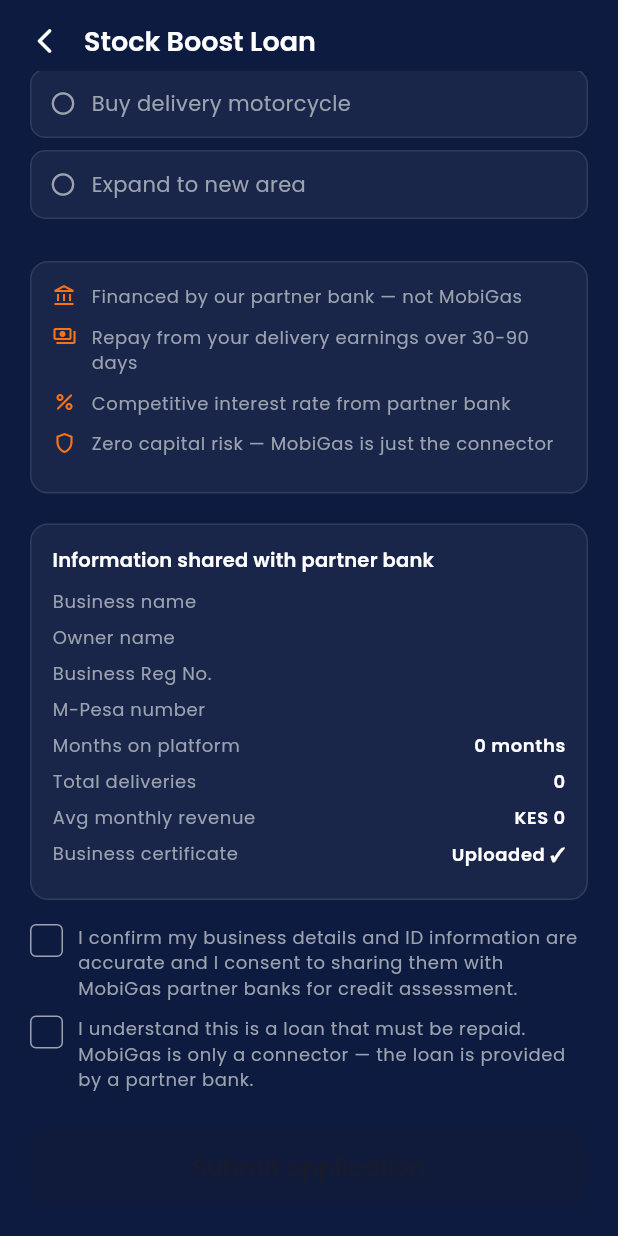
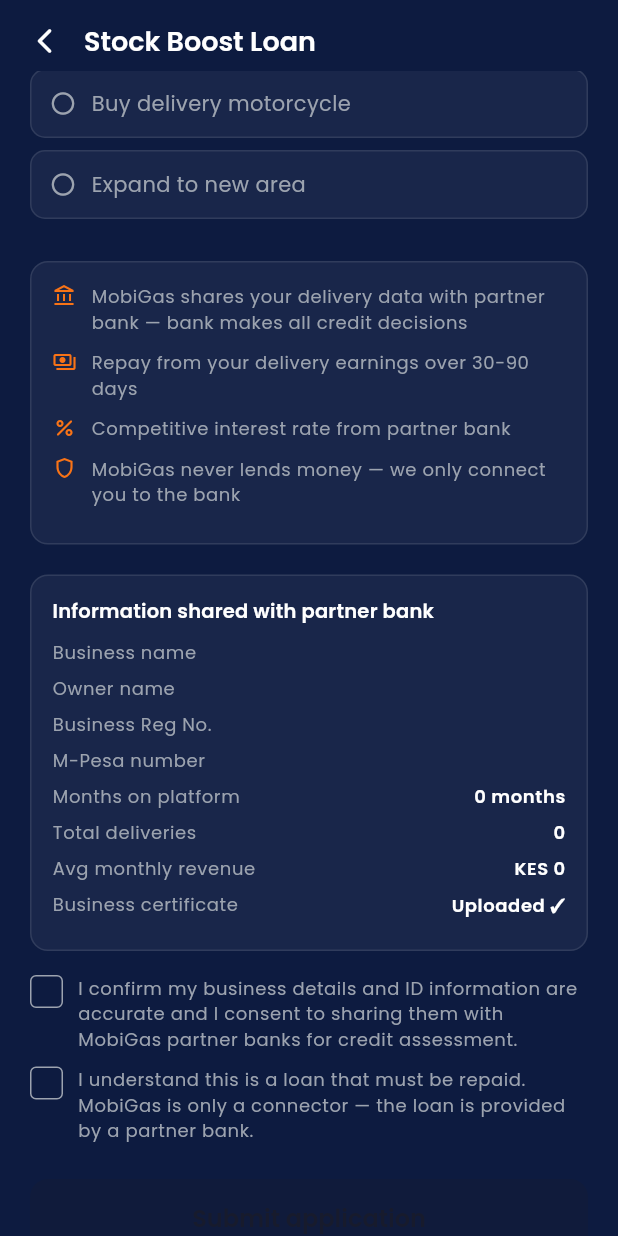
Before and after one commit to xadaka19/mobigas, a Flutter app: the StockLoanScreen screen opened directly with empty values, scrolled down 470 dp, on a phone screen of 412 x 824 dp. Run offline on Flutter 3.47's test engine with Material 3 defaults, Android fonts, the phone set to English and light mode, and no system bars; our stand-ins replace cloud_firestore, firebase_auth, firebase_core, firebase_messaging, firebase_storage, flutter_contacts and 12 more; accounts and stored records are empty.

Commit message:
Fix StockLoanStatus enum constants - bankApproved/bankRejected

```diff
--- a/lib/core/models/app_models.dart
+++ b/lib/core/models/app_models.dart
@@ -262,7 +262,15 @@
 }
 
 // ── STOCK BOOST LOAN ──────────────────────────────────────────────────────
-enum StockLoanStatus { pending, approved, disbursed, repaying, repaid, rejected }
+enum StockLoanStatus {
+  pending,          // Vendor submitted application
+  submittedToBank,  // MobiGas sent to bank API
+  bankApproved,     // Bank approved loan amount
+  bankRejected,     // Bank rejected
+  disbursed,        // Bank sent funds to vendor M-Pesa
+  repaying,         // Vendor repaying
+  repaid,           // Fully repaid
+}
 
 class StockLoanApplication {
   final String id;
--- a/lib/features/customer/screens/credit_application_screen.dart
+++ b/lib/features/customer/screens/credit_application_screen.dart
@@ -509,7 +509,7 @@
                 color: AppColors.success, size: 56),
           ),
           const SizedBox(height: 32),
-          Text('Application submitted!',
+          Text('Checking your credit...',
               style: Theme.of(context).textTheme.displayMedium?.copyWith(
                     color: AppColors.navy,
                     fontSize: 26,
@@ -517,7 +517,7 @@
               textAlign: TextAlign.center),
           const SizedBox(height: 12),
           Text(
-            'Our partner bank is reviewing your application. You will receive a notification once approved — usually within minutes.',
+            'Our partner bank is reviewing your application. You will receive a notification once approved — usually in seconds.',
             textAlign: TextAlign.center,
             style: Theme.of(context).textTheme.bodyLarge?.copyWith(
                   color: AppColors.gray600,
--- a/lib/features/customer/screens/delivery_confirmed_screen.dart
+++ b/lib/features/customer/screens/delivery_confirmed_screen.dart
@@ -335,7 +335,7 @@
                       ),
                       const SizedBox(height: 4),
                       Text(
-                        'Pay anytime via M-Pesa before due date.',
+                        'Pay anytime via M-Pesa within 30 days. No early payment penalty.',
                         textAlign: TextAlign.center,
                         style: Theme.of(context)
                             .textTheme
--- a/lib/features/customer/screens/order_screen.dart
+++ b/lib/features/customer/screens/order_screen.dart
@@ -322,7 +322,7 @@
             child: Column(
               crossAxisAlignment: CrossAxisAlignment.start,
               children: [
-                Text('Available credit',
+                Text('Your gas credit limit',
                     style: Theme.of(context).textTheme.bodySmall?.copyWith(
                           color: AppColors.gray400,
                         )),
--- a/lib/features/vendor/screens/stock_loan_screen.dart
+++ b/lib/features/vendor/screens/stock_loan_screen.dart
@@ -176,9 +176,9 @@
   Widget _buildStatusView() {
     final status = _existingStatus ?? StockLoanStatus.pending;
     final isPending = status == StockLoanStatus.pending;
-    final isApproved = status == StockLoanStatus.approved ||
+    final isApproved = status == StockLoanStatus.bankApproved ||
         status == StockLoanStatus.disbursed;
-    final isRejected = status == StockLoanStatus.rejected;
+    final isRejected = status == StockLoanStatus.bankRejected;
 
     return Column(
       children: [
@@ -225,7 +225,7 @@
         const SizedBox(height: 12),
         Text(
           _submitted || isPending
-              ? 'Our team and partner bank will review your application within 24-48 hours. You will be notified via push notification.'
+              ? 'Your application is being sent to our partner bank for instant review. The bank will assess your delivery track record and notify you within minutes.'
               : isApproved
                   ? 'Your loan has been approved. Funds will be disbursed to your M-Pesa shortly.'
                   : 'Unfortunately your application was not approved at this time. You can reapply after 30 days.',
@@ -564,13 +564,13 @@
       child: Column(
         children: [
           _infoRow(Icons.account_balance_outlined,
-              'Financed by our partner bank — not MobiGas'),
+              'MobiGas shares your delivery data with partner bank — bank makes all credit decisions'),
           _infoRow(Icons.payments_outlined,
               'Repay from your delivery earnings over 30-90 days'),
           _infoRow(Icons.percent_rounded,
               'Competitive interest rate from partner bank'),
           _infoRow(Icons.shield_outlined,
-              'Zero capital risk — MobiGas is just the connector'),
+              'MobiGas never lends money — we only connect you to the bank'),
         ],
       ),
     );
--- a/lib/features/vendor/screens/vendor_home_screen.dart
+++ b/lib/features/vendor/screens/vendor_home_screen.dart
@@ -303,7 +303,7 @@
                         ),
                         const SizedBox(height: 2),
                         Text(
-                          'Our team will verify your business within 24 hours.',
+                          'MobiGas is reviewing your details before activating your account.',
                           style: Theme.of(context)
                               .textTheme
                               .bodySmall
--- a/lib/features/vendor/screens/vendor_login_screen.dart
+++ b/lib/features/vendor/screens/vendor_login_screen.dart
@@ -84,13 +84,13 @@
               const Spacer(),
               // Value props
               _valueProp(Icons.payments_rounded,
-                  'Get paid instantly on every delivery'),
+                  'Get paid to M-Pesa instantly on every delivery'),
               const SizedBox(height: 12),
               _valueProp(Icons.people_outline_rounded,
                   'New customers delivered to you'),
               const SizedBox(height: 12),
               _valueProp(Icons.shield_outlined,
-                  'Bank pays — zero credit risk to you'),
+                  'Bank pays you in seconds — you never wait'),
               const Spacer(),
               // Google Sign-In button
               _isLoading
--- a/lib/features/vendor/screens/vendor_order_screen.dart
+++ b/lib/features/vendor/screens/vendor_order_screen.dart
@@ -650,7 +650,7 @@
                           fontSize: 24,
                         ),
                   ),
-                  Text('Being sent by ${widget.order.partnerBankName}',
+                  Text('Instantly sent to your M-Pesa by ${widget.order.partnerBankName}',
                       style: Theme.of(context)
                           .textTheme
                           .bodySmall
```
